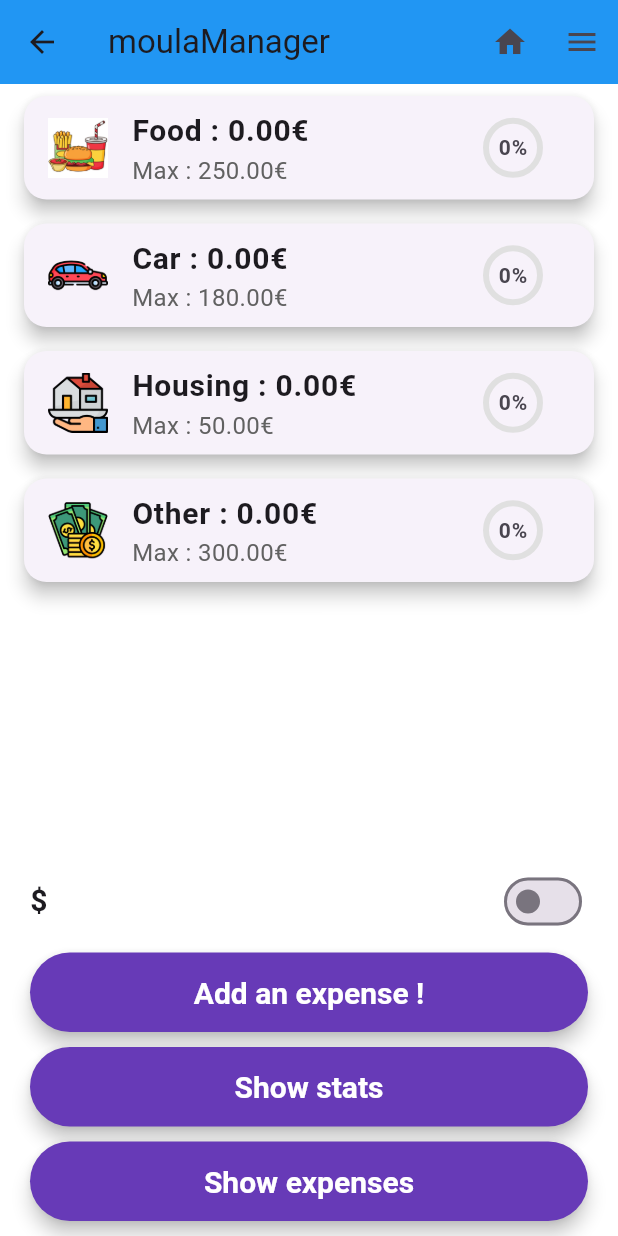
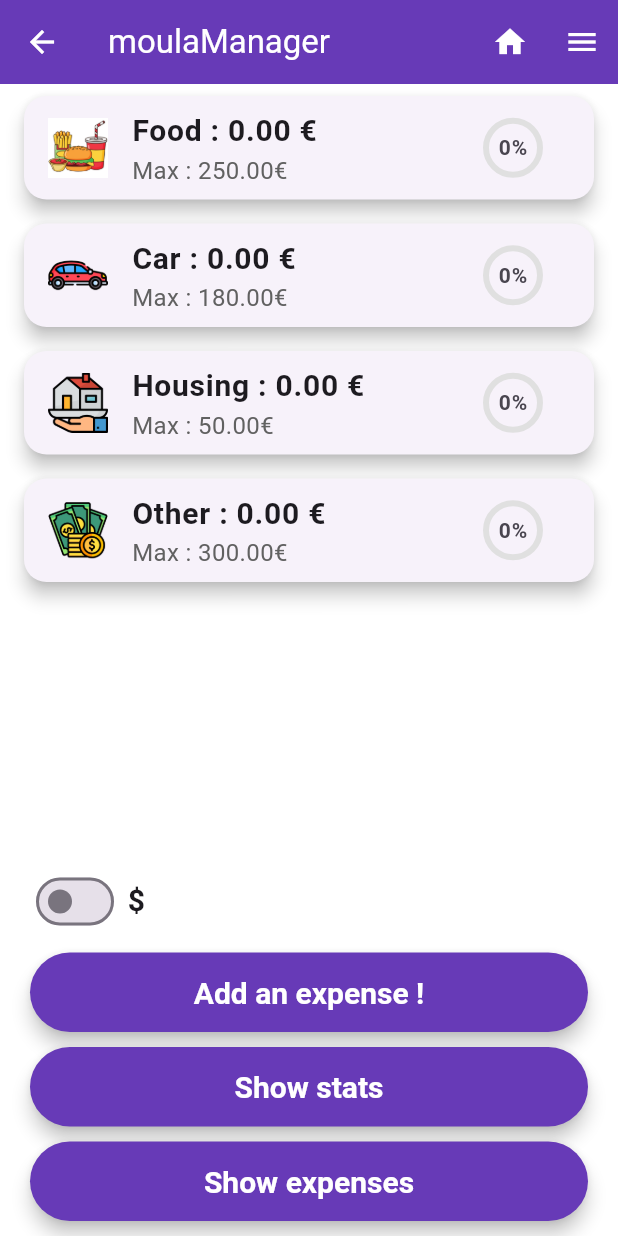
Before and after one commit to mathys-sansus/moulaManager, a Flutter app: the screen it shows after launch, on a phone screen of 412 x 824 dp. Run offline on Flutter 3.47's test engine with Material 3 defaults, Android fonts, the phone set to English and light mode, and no system bars; our stand-ins replace fl_chart, sqflite; accounts and stored records are empty; generated files the repository leaves out were written again.

Commit message:
switch fonctionnel sur Menu

```diff
--- a/lib/pages/menu.dart
+++ b/lib/pages/menu.dart
@@ -17,6 +17,9 @@ class Menu extends StatefulWidget {
 
 class _MenuState extends State<Menu> {
   bool _switchValue = false;
+  double _valeur_dollar = 1.11;
+  double _valeur_euro = 1.00;
+  double _valeur_en_cour = 1.00; // Par défaut en euros
 
   // Méthode pour recharger les données de BudgetInfo
   void _refreshBudgetInfo() {
@@ -28,7 +31,12 @@ class _MenuState extends State<Menu> {
   Widget build(BuildContext context) {
     return Scaffold(
       resizeToAvoidBottomInset: false,
-      appBar: CustomAppBar(title: "moulaManager", parentContext: context),
+      appBar: CustomAppBar(
+        title: "moulaManager",
+        parentContext: context,
+        valeurUnite: _valeur_en_cour,
+        boolSwitch: _switchValue
+      ),
       endDrawer: Drawer(
         child: ListView(
           children: <Widget>[
@@ -44,12 +52,13 @@ class _MenuState extends State<Menu> {
       ),
       body: Column(
         children: [
-          // Utilisation de Builder pour forcer la reconstruction de BudgetInfo
           Builder(
             builder: (BuildContext context) {
               return BudgetInfo(
                 categories: ['food', 'car', 'housing', 'other'],
                 database: DepenseDatabase.instance,
+                valeurUnite: _valeur_en_cour,
+                boolSwitch: _switchValue,
               );
             },
           ),
@@ -58,24 +67,31 @@ class _MenuState extends State<Menu> {
             padding: const EdgeInsets.symmetric(horizontal: 20, vertical: 10),
             child: Column(
               children: [
+                // Modification ici : Utilisation de Row et Align
                 Row(
-                  mainAxisAlignment: MainAxisAlignment.spaceBetween,
+                  mainAxisAlignment: MainAxisAlignment.start, // Aligner les éléments à gauche
                   children: [
+                    Align(
+                      alignment: Alignment.centerLeft, // Aligner le switch à gauche
+                      child: Switch(
+                        value: _switchValue,
+                        onChanged: (newValue) {
+                          setState(() {
+                            _switchValue = newValue;
+                            _valeur_en_cour = _switchValue ? _valeur_dollar : _valeur_euro;
+                          });
+                        },
+                      ),
+                    ),
+                    SizedBox(width: 5), // Espacement entre le switch et le label
                     Text(
                       "\$",
                       style: TextStyle(fontSize: 20, fontWeight: FontWeight.w600),
                     ),
-                    Switch(
-                      value: _switchValue,
-                      onChanged: (newValue) {
-                        setState(() {
-                          _switchValue = newValue;
-                        });
-                      },
-                    ),
                   ],
                 ),
                 SizedBox(height: 10),
+                // Fin de la modification
                 SizedBox(
                   width: double.infinity,
                   child: _buildCustomButton(
@@ -84,7 +100,10 @@ class _MenuState extends State<Menu> {
                         () async {
                       await Navigator.push(
                         context,
-                        MaterialPageRoute(builder: (context) => AjouterDepense()),
+                        MaterialPageRoute(builder: (context) => AjouterDepense(
+                          valeurUnite: _valeur_en_cour,
+                          boolSwitch: _switchValue,
+                        )),
                       );
                       _refreshBudgetInfo(); // Rafraîchir BudgetInfo après le retour
                     },
@@ -99,8 +118,11 @@ class _MenuState extends State<Menu> {
                         () async {
                       await Navigator.push(
                         context,
-                        MaterialPageRoute(builder: (context) => Statistiques(database: DepenseDatabase.instance)),
-                      );
+                        MaterialPageRoute(builder: (context) => Statistiques(
+                            database: DepenseDatabase.instance,
+                            valeurUnite: _valeur_en_cour,
+                            boolSwitch: _switchValue,)
+                      ));
                       _refreshBudgetInfo(); // Rafraîchir BudgetInfo après le retour
                     },
                   ),
@@ -114,7 +136,10 @@ class _MenuState extends State<Menu> {
                         () async {
                       await Navigator.push(
                         context,
-                        MaterialPageRoute(builder: (context) => ListeDepenses(database: DepenseDatabase.instance)),
+                        MaterialPageRoute(builder: (context) => ListeDepenses(
+                          database: DepenseDatabase.instance,
+                          valeurUnite: _valeur_en_cour,
+                          boolSwitch: _switchValue,)),
                       );
                       _refreshBudgetInfo(); // Rafraîchir BudgetInfo après le retour
                     },
--- a/lib/widgets/BudgetInfo.dart
+++ b/lib/widgets/BudgetInfo.dart
@@ -6,8 +6,10 @@ import 'package:flutter_gen/gen_l10n/app_localizations.dart';
 class BudgetInfo extends StatefulWidget {
   final DepenseDatabase database;
   final List<String> categories;
+  final double valeurUnite;
+  final bool boolSwitch;
 
-  const BudgetInfo({super.key, required this.database, required this.categories});
+  const BudgetInfo({super.key, required this.database, required this.categories, required this.valeurUnite, required this.boolSwitch});
 
   @override
   State<BudgetInfo> createState() => _BudgetInfoState();
@@ -96,7 +98,7 @@ class _BudgetInfoState extends State<BudgetInfo> {
           fit: BoxFit.cover,
         ),
         title: Text(
-          '${AppLocalizations.of(context)!.lookup(category)} : ${value.toStringAsFixed(2)}€',
+          '${AppLocalizations.of(context)!.lookup(category)} : ${(value * widget.valeurUnite).toStringAsFixed(2)} ${widget.boolSwitch ? "\$" : "€"}',
           style: const TextStyle(fontSize: 20, fontWeight: FontWeight.bold),
         ),
         subtitle: Text('Max : ${max.toStringAsFixed(2)}€',
--- a/lib/widgets/customAppBar.dart
+++ b/lib/widgets/customAppBar.dart
@@ -9,8 +9,10 @@ import 'package:flutter_gen/gen_l10n/app_localizations.dart';
 class CustomAppBar extends StatelessWidget implements PreferredSizeWidget{
   final BuildContext parentContext;
   final String title;// Ajout du contexte parent
+  final double valeurUnite;
+  final bool boolSwitch;
 
-  const CustomAppBar({super.key, required this.parentContext, required this.title});
+  const CustomAppBar({super.key, required this.parentContext, required this.title, required this.valeurUnite, required this.boolSwitch});
 
   String _getTranslatedTitle(BuildContext context) {
     switch (title) {
@@ -28,12 +30,12 @@ class CustomAppBar extends StatelessWidget implements PreferredSizeWidget{
   @override
   Widget build(BuildContext context) {
     return AppBar(
-      title: Text(_getTranslatedTitle(context)),
-      backgroundColor: Colors.blue,
+      title: Text(_getTranslatedTitle(context), style: TextStyle(color: Colors.white)),
+      backgroundColor: Colors.deepPurple,
 
       // 🔙 Bouton retour à gauche
       leading: IconButton(
-        icon: Icon(Icons.arrow_back),
+        icon: Icon(Icons.arrow_back, color: Colors.white,),
         onPressed: () {
           if (Navigator.canPop(parentContext)) {
             Navigator.pop(parentContext); // 🔙 Retour à la page précédente
@@ -45,7 +47,7 @@ class CustomAppBar extends StatelessWidget implements PreferredSizeWidget{
       actions: [
         // 🏠 Bouton Accueil
         IconButton(
-          icon: Icon(Icons.home),
+          icon: Icon(Icons.home, color: Colors.white),
           onPressed: () {
             // Rediriger vers la page d'accueil
             Navigator.push(
@@ -56,22 +58,31 @@ class CustomAppBar extends StatelessWidget implements PreferredSizeWidget{
 
         // 🍔 Menu Hamburger sous forme de PopupMenuButton
         PopupMenuButton<String>(
-          icon: Icon(Icons.menu), // Icône hamburger
+          icon: Icon(Icons.menu, color: Colors.white), // Icône hamburger
           onSelected: (value) {
             if (value == "addExpense") {
               Navigator.push(
                 context,
-                MaterialPageRoute(builder: (context) => AjouterDepense()),
+                MaterialPageRoute(builder: (context) => AjouterDepense(
+                    valeurUnite: valeurUnite,
+                    boolSwitch: boolSwitch
+                )),
               );
             } else if (value == "titleStats") {
               Navigator.push(
                 context,
-                MaterialPageRoute(builder: (context) => Statistiques(database: DepenseDatabase.instance)),
+                MaterialPageRoute(builder: (context) => Statistiques(
+                    database: DepenseDatabase.instance,
+                    valeurUnite: valeurUnite,
+                    boolSwitch: boolSwitch)),
               );
             } else if (value == "titleListExpenses") {
               Navigator.push(
                 context,
-                MaterialPageRoute(builder: (context) => ListeDepenses(database: DepenseDatabase.instance)),
+                MaterialPageRoute(builder: (context) => ListeDepenses(
+                  database: DepenseDatabase.instance,
+                  valeurUnite: valeurUnite,
+                  boolSwitch: boolSwitch)),
               );
             }
           },
```
Also changed, not shown: lib/pages/ajouter_depense.dart (+8 -2 lines), lib/pages/listeDepenses.dart (+8 -2 lines), lib/pages/stats.dart (+9 -2 lines).
